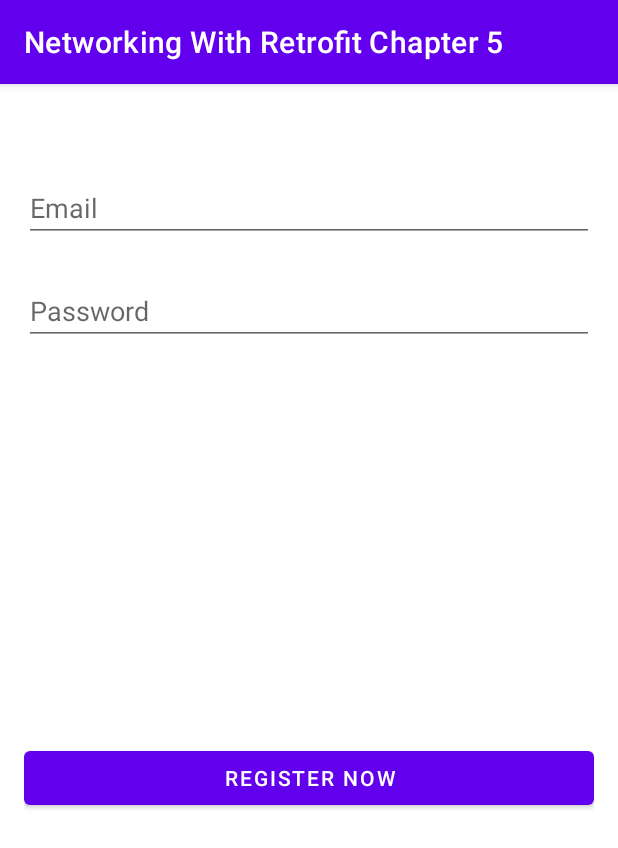
After one commit to MIRFAN1500/Car-API-Binar, an Android app: the RegisterFragment screen opened through its navigation route, on a phone screen of 412 x 824 dp. The commit adds this screen. Shown: the top 848 px of the screen. Run offline under Robolectric (Android 15) with nearby library versions, the phone set to English and light mode, and no system bars.

Commit message:
Networking with Retrofit Update

```diff
--- a/app/src/main/java/com/example/networkingwithretrofitchapter5/fragment/HomeFragment.kt
+++ b/app/src/main/java/com/example/networkingwithretrofitchapter5/fragment/HomeFragment.kt
@@ -6,6 +6,7 @@ import android.view.LayoutInflater
 import android.view.View
 import android.view.ViewGroup
 import androidx.fragment.app.Fragment
+import androidx.navigation.fragment.findNavController
 
 
 import com.example.networkingwithretrofitchapter5.adapter.MainAdapter
@@ -37,6 +38,9 @@ class HomeFragment : Fragment(){
     override fun onViewCreated(view: View, savedInstanceState: Bundle?) {
         super.onViewCreated(view, savedInstanceState)
         fetchAllData()
+        binding.homeButton.setOnClickListener {
+            findNavController().navigate(HomeFragmentDirections.actionHomeFragmentToRegisterFragment())
+        }
     }
     private fun fetchAllData(){
         CarsApi.instance.AllCar().enqueue(object : Callback<List<GetAllCarResponseItem>>{
--- /dev/null
+++ b/app/src/main/java/com/example/networkingwithretrofitchapter5/fragment/RegisterFragment.kt
@@ -0,0 +1,62 @@
+package com.example.networkingwithretrofitchapter5.fragment
+
+import android.os.Bundle
+import android.util.Log
+import androidx.fragment.app.Fragment
+import android.view.LayoutInflater
+import android.view.View
+import android.view.ViewGroup
+import android.widget.Button
+import androidx.navigation.fragment.findNavController
+import com.example.networkingwithretrofitchapter5.R
+import com.example.networkingwithretrofitchapter5.databinding.FragmentRegisterBinding
+import com.example.networkingwithretrofitchapter5.model.RegisterResponseItem
+import com.example.networkingwithretrofitchapter5.network.CarsApi
+import com.example.networkingwithretrofitchapter5.request.RegisterRequest
+import retrofit2.Call
+import retrofit2.Callback
+import retrofit2.Response
+
+
+class RegisterFragment : Fragment() {
+    private var _binding : FragmentRegisterBinding? = null
+    private val binding get() = _binding!!
+
+    override fun onCreateView(
+        inflater: LayoutInflater,
+        container: ViewGroup?,
+        savedInstanceState: Bundle?
+    ): View? {
+        _binding = FragmentRegisterBinding.inflate(inflater,container,false)
+        val view = binding.root
+        return view
+    }
+
+    override fun onViewCreated(view: View, savedInstanceState: Bundle?) {
+        super.onViewCreated(view, savedInstanceState)
+
+        binding.register.setOnClickListener {
+            val registerRequest = RegisterRequest(
+                email = binding.inputEmail.text.toString(),
+                password = binding.inputPassword.text.toString(),
+                "admin"
+            )
+            CarsApi.retrofitService.registerAdmin(registerRequest).enqueue(object :
+                Callback<RegisterResponseItem> {
+                override fun onResponse(
+                    call: Call<RegisterResponseItem>,
+                    response: Response<RegisterResponseItem>
+                ) {
+                    Log.d("MainAcativity", "ini data register => ${response.body()}")
+                }
+
+                override fun onFailure(call: Call<RegisterResponseItem>, t: Throwable) {
+
+                }
+            })
+            findNavController().navigate(RegisterFragmentDirections.actionRegisterFragmentToHomeFragment())
+        }
+    }
+
+
+}
--- a/app/src/main/java/com/example/networkingwithretrofitchapter5/model/GetAllCarResponse.kt
+++ b/app/src/main/java/com/example/networkingwithretrofitchapter5/model/GetAllCarResponse.kt
@@ -1,6 +1,4 @@
 package com.example.networkingwithretrofitchapter5.model
 
 
-import com.google.gson.annotations.SerializedName
-
 class GetAllCarResponse : ArrayList<GetAllCarResponseItem>()
--- a/app/src/main/res/layout/fragment_home.xml
+++ b/app/src/main/res/layout/fragment_home.xml
@@ -11,10 +11,11 @@
     <androidx.recyclerview.widget.RecyclerView
         android:id="@+id/recycler_view"
         android:layout_width="match_parent"
-        android:layout_height="wrap_content"
+        android:layout_height="400dp"
         app:layoutManager="androidx.recyclerview.widget.LinearLayoutManager"
         />
     <Button
+        android:id="@+id/home_button"
         android:layout_width="wrap_content"
         android:layout_height="wrap_content"
         android:text="BUTTON"/>
--- /dev/null
+++ b/app/src/main/res/layout/fragment_register.xml
@@ -0,0 +1,45 @@
+<?xml version="1.0" encoding="utf-8"?>
+<androidx.constraintlayout.widget.ConstraintLayout xmlns:android="http://schemas.android.com/apk/res/android"
+    xmlns:app="http://schemas.android.com/apk/res-auto"
+    xmlns:tools="http://schemas.android.com/tools"
+    android:layout_width="match_parent"
+    android:layout_height="match_parent"
+    android:layout_margin="16dp"
+    tools:context=".fragment.RegisterFragment">
+
+    <EditText
+        android:id="@+id/input_email"
+        android:layout_width="match_parent"
+        android:layout_height="wrap_content"
+        android:layout_marginTop="44dp"
+        android:hint="Email"
+        app:layout_constraintEnd_toEndOf="parent"
+        app:layout_constraintHorizontal_bias="0.0"
+        app:layout_constraintStart_toStartOf="parent"
+        app:layout_constraintTop_toTopOf="parent" />
+
+    <EditText
+        android:id="@+id/input_password"
+        android:layout_width="match_parent"
+        android:layout_height="wrap_content"
+        android:hint="Password"
+        app:layout_constraintBottom_toTopOf="@+id/register"
+        app:layout_constraintEnd_toEndOf="parent"
+        app:layout_constraintHorizontal_bias="1.0"
+        app:layout_constraintStart_toStartOf="parent"
+        app:layout_constraintTop_toBottomOf="@+id/input_email"
+        app:layout_constraintVertical_bias="0.082" />
+
+    <Button
+        android:id="@+id/register"
+        android:layout_width="match_parent"
+        android:layout_height="wrap_content"
+        android:text="REGISTER NOW"
+        app:layout_constraintBottom_toBottomOf="parent"
+        app:layout_constraintEnd_toEndOf="parent"
+        app:layout_constraintHorizontal_bias="0.0"
+        app:layout_constraintStart_toStartOf="parent"
+        app:layout_constraintTop_toTopOf="parent"
+        app:layout_constraintVertical_bias="0.614" />
+
+</androidx.constraintlayout.widget.ConstraintLayout>
--- a/app/src/main/res/navigation/nav_graph.xml
+++ b/app/src/main/res/navigation/nav_graph.xml
@@ -13,6 +13,9 @@
         <action
             android:id="@+id/action_homeFragment_to_detailFragment"
             app:destination="@id/detailFragment" />
+        <action
+            android:id="@+id/action_homeFragment_to_registerFragment"
+            app:destination="@id/registerFragment" />
     </fragment>
     <fragment
         android:id="@+id/detailFragment"
@@ -24,4 +27,13 @@
             android:name="user"
             app:argType="com.example.networkingwithretrofitchapter5.model.GetAllCarResponseItem" />
     </fragment>
+    <fragment
+        android:id="@+id/registerFragment"
+        android:name="com.example.networkingwithretrofitchapter5.fragment.RegisterFragment"
+        android:label="fragment_register"
+        tools:layout="@layout/fragment_register" >
+        <action
+            android:id="@+id/action_registerFragment_to_homeFragment"
+            app:destination="@id/homeFragment" />
+    </fragment>
 </navigation>
```
Also changed, not shown: app/src/main/java/com/example/networkingwithretrofitchapter5/MainActivity.kt (+7 -2 lines), app/src/main/java/com/example/networkingwithretrofitchapter5/model/RegisterResponseItem.kt (added, +17 -0 lines), app/src/main/java/com/example/networkingwithretrofitchapter5/network/ApiService.kt (+13 -0 lines), app/src/main/java/com/example/networkingwithretrofitchapter5/request/RegisterRequest.kt (added, +7 -0 lines).
